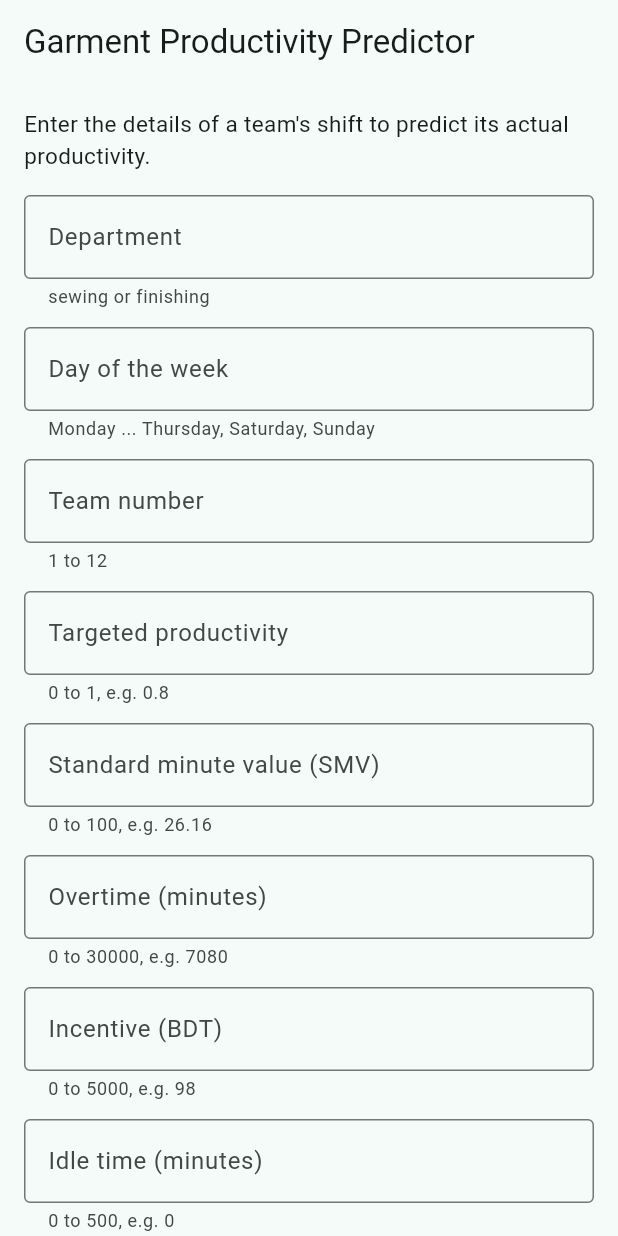
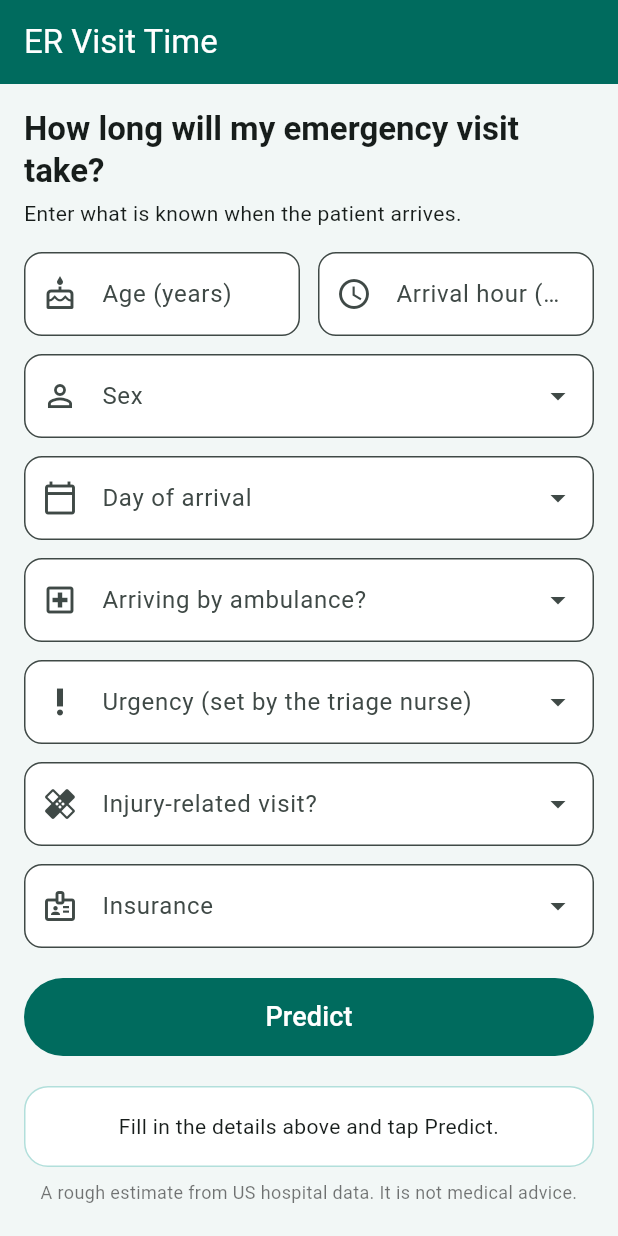
Before and after one commit to TetaCindy/-Regression-Analysis-Mobile-Application, a Flutter app: the screen it shows after launch, on a phone screen of 412 x 824 dp. Run offline on Flutter 3.47's test engine with Material 3 defaults, Android fonts, the phone set to English and light mode, and no system bars.

Commit message:
Update Flutter app for ER visit time prediction

```diff
--- a/summative/FlutterApp/lib/main.dart
+++ b/summative/FlutterApp/lib/main.dart
@@ -1,62 +1,72 @@
+import 'dart:async';
 import 'dart:convert';
 
 import 'package:flutter/material.dart';
 import 'package:http/http.dart' as http;
 
-// Base URL of the API (no trailing slash). Defaults to the deployed Render service.
-// To test against a local API from the Android emulator, run:
-//   flutter run --dart-define=API_BASE_URL=http://10.0.2.2:8000
+/// Address of the deployed API.
+/// Default = your Render URL (edit the text below).
+/// For a local API on the Android emulator run:
+///   flutter run --dart-define=API_BASE_URL=http://10.0.2.2:8000
 const String apiBaseUrl = String.fromEnvironment(
   'API_BASE_URL',
   defaultValue: 'https://YOUR-SERVICE.onrender.com',
 );
 
-void main() => runApp(const ProductivityApp());
+void main() => runApp(const VisitTimeApp());
 
-class ProductivityApp extends StatelessWidget {
-  const ProductivityApp({super.key});
+class VisitTimeApp extends StatelessWidget {
+  const VisitTimeApp({super.key});
 
   @override
   Widget build(BuildContext context) {
     return MaterialApp(
-      title: 'Garment Productivity',
+      title: 'ER Visit Time',
       debugShowCheckedModeBanner: false,
-      theme: ThemeData(colorSchemeSeed: Colors.teal, useMaterial3: true),
+      theme: ThemeData(
+        useMaterial3: true,
+        colorScheme: ColorScheme.fromSeed(seedColor: const Color(0xFF00796B)),
+        scaffoldBackgroundColor: const Color(0xFFF2F7F6),
+      ),
       home: const PredictPage(),
     );
   }
 }
 
-/// One text field per input variable the model needs (11 in total).
-class InputSpec {
-  final String key; // must match the field name in the API's Pydantic model
+/// One model input: its JSON key (must match the API), the label the user sees,
+/// and, for choice fields, the allowed values with a short explanation.
+class FieldSpec {
+  final String key;
   final String label;
-  final String hint;
-  final bool numeric;
-  const InputSpec(this.key, this.label, this.hint, {this.numeric = true});
+  final IconData icon;
+  final Map<String, String>? choices; // null = the user types a number
+  final String? hint;
+  const FieldSpec(this.key, this.label, this.icon, {this.choices, this.hint});
 }
 
-const List<InputSpec> inputSpecs = [
-  InputSpec('department', 'Department', 'sewing or finishing', numeric: false),
-  InputSpec(
-    'day',
-    'Day of the week',
-    'Monday ... Thursday, Saturday, Sunday',
-    numeric: false,
-  ),
-  InputSpec('team', 'Team number', '1 to 12'),
-  InputSpec(
-    'targeted_productivity',
-    'Targeted productivity',
-    '0 to 1, e.g. 0.8',
-  ),
-  InputSpec('smv', 'Standard minute value (SMV)', '0 to 100, e.g. 26.16'),
-  InputSpec('over_time', 'Overtime (minutes)', '0 to 30000, e.g. 7080'),
-  InputSpec('incentive', 'Incentive (BDT)', '0 to 5000, e.g. 98'),
-  InputSpec('idle_time', 'Idle time (minutes)', '0 to 500, e.g. 0'),
-  InputSpec('idle_men', 'Idle workers', '0 to 100, e.g. 0'),
-  InputSpec('no_of_style_change', 'Number of style changes', '0 to 5, e.g. 0'),
-  InputSpec('no_of_workers', 'Number of workers', '1 to 100, e.g. 59'),
+const List<FieldSpec> fieldSpecs = [
+  FieldSpec('age', 'Age (years)', Icons.cake_outlined, hint: '0 - 120'),
+  FieldSpec('arrival_hour', 'Arrival hour (0-23)', Icons.schedule, hint: 'e.g. 14 = 2 pm'),
+  FieldSpec('sex', 'Sex', Icons.person_outline,
+      choices: {'Female': '', 'Male': ''}),
+  FieldSpec('day_of_week', 'Day of arrival', Icons.calendar_today_outlined, choices: {
+    'Monday': '', 'Tuesday': '', 'Wednesday': '', 'Thursday': '',
+    'Friday': '', 'Saturday': '', 'Sunday': '',
+  }),
+  FieldSpec('arrived_by_ambulance', 'Arriving by ambulance?', Icons.local_hospital_outlined,
+      choices: {'Yes': '', 'No': ''}),
+  FieldSpec('urgency', 'Urgency (set by the triage nurse)', Icons.priority_high, choices: {
+    'Immediate': 'Life-threatening, seen right away',
+    'Emergent': 'Very urgent, seen within minutes',
+    'Urgent': 'Needs prompt care',
+    'Semi-urgent': 'Can wait a little',
+    'Non-urgent': 'Minor problem',
+  }),
+  FieldSpec('injury_related', 'Injury-related visit?', Icons.healing_outlined,
+      choices: {'Yes': '', 'No': ''}),
+  FieldSpec('insurance', 'Insurance', Icons.badge_outlined, choices: {
+    'Private': '', 'Medicare': '', 'Medicaid': '', 'Self-pay': '', 'Other': '',
+  }),
 ];
 
 class PredictPage extends StatefulWidget {
@@ -68,175 +78,253 @@ class PredictPage extends StatefulWidget {
 
 class _PredictPageState extends State<PredictPage> {
   final Map<String, TextEditingController> _controllers = {
-    for (final spec in inputSpecs) spec.key: TextEditingController(),
+    for (final f in fieldSpecs) f.key: TextEditingController(),
   };
-  final ScrollController _scroll = ScrollController();
 
   bool _loading = false;
-  bool _isError = false;
-  String _message = 'Fill in all fields and press Predict.';
+  String? _resultTitle; // e.g. "about 4 h 39 min"
+  String? _resultDetail; // e.g. "279.3 minutes in total"
+  String? _errorText; // shown in the same display area as the result
 
   @override
   void dispose() {
     for (final c in _controllers.values) {
       c.dispose();
     }
-    _scroll.dispose();
     super.dispose();
   }
 
-  /// Builds the JSON body, sends it to POST /predict and shows the result or the error.
+  /// Builds the JSON body. Empty fields are left out so the API reports "Field required";
+  /// text that is not a whole number is sent as-is so the API reports the type error.
+  Map<String, dynamic> _buildBody() {
+    final body = <String, dynamic>{};
+    for (final f in fieldSpecs) {
+      final text = _controllers[f.key]!.text.trim();
+      if (text.isEmpty) continue;
+      body[f.key] = f.choices == null ? (int.tryParse(text) ?? text) : text;
+    }
+    return body;
+  }
+
+  String _labelFor(String key) =>
+      fieldSpecs.firstWhere((f) => f.key == key, orElse: () => fieldSpecs.first).label;
+
+  /// Turns the API's validation error into short readable lines.
+  String _readableError(dynamic decoded) {
+    if (decoded is Map && decoded['detail'] is List) {
+      final lines = <String>[];
+      for (final item in decoded['detail']) {
+        if (item is Map) {
+          final loc = item['loc'];
+          final key = (loc is List && loc.isNotEmpty) ? loc.last.toString() : '';
+          final name = fieldSpecs.any((f) => f.key == key) ? _labelFor(key) : key;
+          lines.add('• $name: ${item['msg']}');
+        }
+      }
+      if (lines.isNotEmpty) return lines.join('\n');
+    }
+    if (decoded is Map && decoded['detail'] != null) return decoded['detail'].toString();
+    return 'The server could not process this request.';
+  }
+
   Future<void> _predict() async {
+    FocusScope.of(context).unfocus();
     setState(() {
       _loading = true;
-      _isError = false;
-      _message = 'Predicting...';
+      _resultTitle = null;
+      _resultDetail = null;
+      _errorText = null;
     });
-
-    // Empty fields are left out so the API answers "Field required".
-    // Numeric fields that are not numbers are sent as text so the API reports the type error.
-    final Map<String, dynamic> body = {};
-    for (final spec in inputSpecs) {
-      final text = _controllers[spec.key]!.text.trim();
-      if (text.isEmpty) continue;
-      body[spec.key] = spec.numeric ? (num.tryParse(text) ?? text) : text;
-    }
-
     try {
       final response = await http
           .post(
             Uri.parse('$apiBaseUrl/predict'),
-            headers: {'Content-Type': 'application/json'},
-            body: jsonEncode(body),
+            headers: {'Content-Type': 'application/json', 'Accept': 'application/json'},
+            body: jsonEncode(_buildBody()),
           )
-          .timeout(
-            const Duration(seconds: 60),
-          ); // a sleeping Render service can take ~1 minute
-
+          .timeout(const Duration(seconds: 75)); // a sleeping free Render service needs up to a minute
+      final decoded = jsonDecode(response.body);
+      if (!mounted) return;
       if (response.statusCode == 200) {
-        final data = jsonDecode(response.body) as Map<String, dynamic>;
-        final value = (data['predicted_productivity'] as num).toDouble();
-        _show(
-          'Predicted productivity: ${value.toStringAsFixed(4)}\n'
-          '(about ${(value * 100).toStringAsFixed(1)}% of the target output)',
-          false,
-        );
-      } else if (response.statusCode == 422) {
-        _show(_readValidationErrors(response.body), true);
+        final minutes = (decoded['predicted_visit_minutes'] as num).toDouble();
+        setState(() {
+          _resultTitle = decoded['predicted_visit_text'].toString();
+          _resultDetail = '${minutes.toStringAsFixed(0)} minutes in total';
+        });
       } else {
-        _show('Server error (${response.statusCode}). Please try again.', true);
+        setState(() => _errorText = _readableError(decoded));
+      }
+    } on TimeoutException {
+      if (mounted) {
+        setState(() => _errorText =
+            'The server took too long to answer. A free server may be waking up, so try again in a minute.');
       }
     } catch (_) {
-      _show(
-        'Could not reach the API. Check your internet connection or wait a moment '
-        'if the server is waking up, then try again.',
-        true,
-      );
+      if (mounted) {
+        setState(() => _errorText = 'Could not reach the server. Check your internet connection and the API address.');
+      }
+    } finally {
+      if (mounted) setState(() => _loading = false);
     }
   }
 
-  /// Turns FastAPI's 422 response into readable lines like "team: Field required".
-  String _readValidationErrors(String responseBody) {
-    try {
-      final data = jsonDecode(responseBody) as Map<String, dynamic>;
-      final details = data['detail'] as List<dynamic>;
-      final lines = details.map((d) {
-        final loc = (d['loc'] as List<dynamic>)
-            .where((p) => p != 'body')
-            .join(' > ');
-        return '$loc: ${d['msg']}';
-      });
-      return 'Please fix these inputs:\n${lines.join('\n')}';
-    } catch (_) {
-      return 'Some inputs are invalid. Please check them and try again.';
-    }
+  Future<void> _pick(FieldSpec spec) async {
+    final choices = spec.choices!;
+    final chosen = await showModalBottomSheet<String>(
+      context: context,
+      showDragHandle: true,
+      builder: (ctx) => SafeArea(
+        child: ListView(
+          shrinkWrap: true,
+          children: [
+            Padding(
+              padding: const EdgeInsets.fromLTRB(20, 0, 20, 8),
+              child: Text(spec.label, style: Theme.of(ctx).textTheme.titleMedium),
+            ),
+            for (final entry in choices.entries)
+              ListTile(
+                title: Text(entry.key),
+                subtitle: entry.value.isEmpty ? null : Text(entry.value),
+                onTap: () => Navigator.pop(ctx, entry.key),
+              ),
+          ],
+        ),
+      ),
+    );
+    if (chosen != null) setState(() => _controllers[spec.key]!.text = chosen);
   }
 
-  void _show(String message, bool isError) {
-    setState(() {
-      _loading = false;
-      _isError = isError;
-      _message = message;
-    });
-    // Scroll down so the result is visible under the button.
-    WidgetsBinding.instance.addPostFrameCallback((_) {
-      if (_scroll.hasClients) {
-        _scroll.animateTo(
-          _scroll.position.maxScrollExtent,
-          duration: const Duration(milliseconds: 300),
-          curve: Curves.easeOut,
-        );
-      }
-    });
+  Widget _field(FieldSpec spec) {
+    final isChoice = spec.choices != null;
+    return TextField(
+      controller: _controllers[spec.key],
+      readOnly: isChoice,
+      keyboardType: isChoice
+          ? TextInputType.none
+          : const TextInputType.numberWithOptions(signed: true, decimal: true),
+      textInputAction: TextInputAction.next,
+      onTap: isChoice ? () => _pick(spec) : null,
+      decoration: InputDecoration(
+        labelText: spec.label,
+        hintText: spec.hint,
+        prefixIcon: Icon(spec.icon),
+        suffixIcon: isChoice ? const Icon(Icons.arrow_drop_down) : null,
+        filled: true,
+        fillColor: Colors.white,
+        border: OutlineInputBorder(borderRadius: BorderRadius.circular(12)),
+      ),
+    );
+  }
+
+  Widget _resultArea(BuildContext context) {
+    final scheme = Theme.of(context).colorScheme;
+    Widget child;
+    Color background;
+    if (_loading) {
+      background = Colors.white;
+      child = const Row(
+        mainAxisAlignment: MainAxisAlignment.center,
+        children: [
+          SizedBox(width: 22, height: 22, child: CircularProgressIndicator(strokeWidth: 3)),
+          SizedBox(width: 14),
+          Flexible(child: Text('Predicting... the first call can take up to a minute.')),
+        ],
+      );
+    } else if (_errorText != null) {
+      background = const Color(0xFFFDECEA);
+      child = Column(
+        crossAxisAlignment: CrossAxisAlignment.start,
+        children: [
+          Row(children: [
+            Icon(Icons.error_outline, color: scheme.error),
+            const SizedBox(width: 8),
+            Text('Please check your input',
+                style: TextStyle(fontWeight: FontWeight.bold, color: scheme.error)),
+          ]),
+          const SizedBox(height: 8),
+          Text(_errorText!),
+        ],
+      );
+    } else if (_resultTitle != null) {
+      background = const Color(0xFFE0F2F1);
+      child = Column(
+        children: [
+          const Text('Expected time at the hospital'),
+          const SizedBox(height: 6),
+          Text(_resultTitle!,
+              textAlign: TextAlign.center,
+              style: Theme.of(context)
+                  .textTheme
+                  .headlineMedium
+                  ?.copyWith(fontWeight: FontWeight.bold, color: scheme.primary)),
+          const SizedBox(height: 4),
+          Text(_resultDetail ?? ''),
+        ],
+      );
+    } else {
+      background = Colors.white;
+      child = const Text('Fill in the details above and tap Predict.', textAlign: TextAlign.center);
+    }
+    return Container(
+      width: double.infinity,
+      padding: const EdgeInsets.all(16),
+      decoration: BoxDecoration(
+        color: background,
+        borderRadius: BorderRadius.circular(16),
+        border: Border.all(color: const Color(0xFFB2DFDB)),
+      ),
+      child: child,
+    );
   }
 
   @override
   Widget build(BuildContext context) {
     final scheme = Theme.of(context).colorScheme;
     return Scaffold(
-      appBar: AppBar(title: const Text('Garment Productivity Predictor')),
+      appBar: AppBar(
+        title: const Text('ER Visit Time'),
+        backgroundColor: scheme.primary,
+        foregroundColor: Colors.white,
+      ),
       body: SafeArea(
         child: SingleChildScrollView(
-          controller: _scroll,
           padding: const EdgeInsets.all(16),
           child: Column(
             crossAxisAlignment: CrossAxisAlignment.stretch,
             children: [
-              const Text(
-                'Enter the details of a team\'s shift to predict its actual productivity.',
-                style: TextStyle(fontSize: 15),
+              Text('How long will my emergency visit take?',
+                  style: Theme.of(context).textTheme.titleLarge?.copyWith(fontWeight: FontWeight.bold)),
+              const SizedBox(height: 4),
+              const Text('Enter what is known when the patient arrives.'),
+              const SizedBox(height: 16),
+              Row(
+                crossAxisAlignment: CrossAxisAlignment.start,
+                children: [
+                  Expanded(child: _field(fieldSpecs[0])),
+                  const SizedBox(width: 12),
+                  Expanded(child: _field(fieldSpecs[1])),
+                ],
               ),
-              const SizedBox(height: 16),
-              for (final spec in inputSpecs) ...[
-                TextField(
-                  controller: _controllers[spec.key],
-                  keyboardType: TextInputType.text,
-                  textInputAction: TextInputAction.next,
-                  decoration: InputDecoration(
-                    labelText: spec.label,
-                    helperText: spec.hint,
-                    border: const OutlineInputBorder(),
-                  ),
-                ),
+              for (final spec in fieldSpecs.skip(2)) ...[
                 const SizedBox(height: 12),
+                _field(spec),
               ],
-              const SizedBox(height: 4),
+              const SizedBox(height: 20),
               SizedBox(
-                height: 48,
+                height: 52,
                 child: FilledButton(
                   onPressed: _loading ? null : _predict,
-                  child: _loading
-                      ? const SizedBox(
-                          height: 22,
-                          width: 22,
-                          child: CircularProgressIndicator(strokeWidth: 2),
-                        )
-                      : const Text('Predict'),
+                  child: const Text('Predict', style: TextStyle(fontSize: 18)),
                 ),
               ),
-              const SizedBox(height: 16),
-              // Display area: shows the prediction, or a readable error message.
-              Container(
-                width: double.infinity,
-                constraints: const BoxConstraints(minHeight: 90),
-                padding: const EdgeInsets.all(16),
-                decoration: BoxDecoration(
-                  color: _isError
-                      ? scheme.errorContainer
-                      : scheme.primaryContainer,
-                  borderRadius: BorderRadius.circular(8),
-                ),
-                child: Text(
-                  _message,
-                  style: TextStyle(
-                    fontSize: 16,
-                    color: _isError
-                        ? scheme.onErrorContainer
-                        : scheme.onPrimaryContainer,
-                  ),
-                ),
+              const SizedBox(height: 20),
+              _resultArea(context),
+              const SizedBox(height: 8),
+              const Text(
+                'A rough estimate from US hospital data. It is not medical advice.',
+                textAlign: TextAlign.center,
+                style: TextStyle(fontSize: 12, color: Colors.black54),
               ),
-              const SizedBox(height: 24),
             ],
           ),
         ),
```
Also changed, not shown: summative/FlutterApp/analysis_options.yaml (added, +38 -0 lines), summative/FlutterApp/pubspec.yaml (+5 -4 lines), summative/FlutterApp/pubspec.lock (added), 127 other files.
